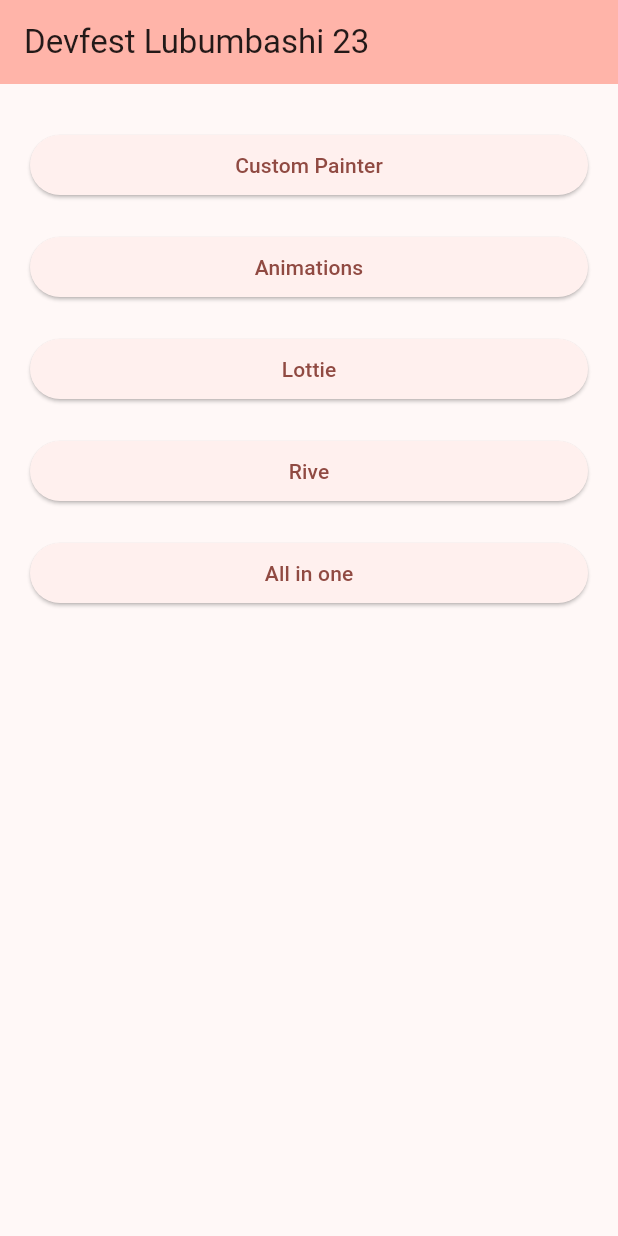
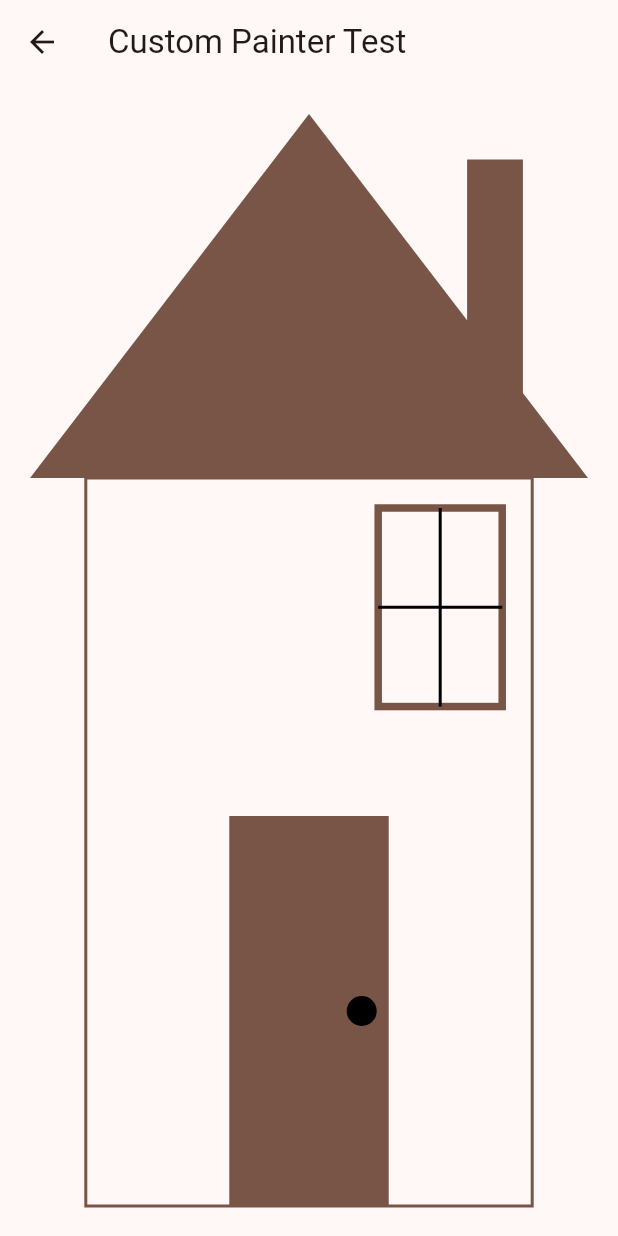
Before and after one commit to lyabs243/devfest-lubumbashi-2023, a Flutter app: the screen it shows after launch, after a tap on "Custom Painter", on a phone screen of 412 x 824 dp. Run offline on Flutter 3.47's test engine with Material 3 defaults, Android fonts, the phone set to English and light mode, and no system bars.

Commit message:
Create custom painter test

```diff
--- /dev/null
+++ b/lib/custom_painter.dart
@@ -0,0 +1,159 @@
+import 'package:devfest_lushi_2023/utils.dart';
+import 'package:flutter/material.dart';
+
+class CustomPainterTest extends StatelessWidget {
+
+  const CustomPainterTest({Key? key}) : super(key: key);
+
+  @override
+  Widget build(BuildContext context) {
+    return Scaffold(
+      appBar: AppBar(title: const Text('Custom Painter Test')),
+      body: Container(
+        width: MediaQuery.of(context).size.width,
+        height: MediaQuery.of(context).size.height,
+        padding: const EdgeInsets.all(pagePadding),
+        child: const HousePaint(),
+      ),
+    );
+  }
+
+}
+
+class HousePaint extends StatelessWidget {
+  const HousePaint({Key? key}) : super(key: key);
+
+  @override
+  Widget build(BuildContext context) {
+    return CustomPaint(
+      painter: HousePainter(),
+    );
+  }
+}
+
+class HousePainter extends CustomPainter {
+
+  @override
+  void paint(Canvas canvas, Size size) {
+    // the roof
+    final paintRoof = Paint()
+      ..color = Colors.brown
+      ..strokeWidth = 2
+      ..style = PaintingStyle.fill;
+
+    double roofHeight = size.height / 3;
+    final path = Path()
+      ..moveTo(0, roofHeight)
+      ..lineTo(size.width / 2, 0)
+      ..lineTo(size.width, roofHeight)
+      ..close();
+
+    canvas.drawPath(path, paintRoof);
+
+    // the chimney (la cheminée)
+    final paintChimney = Paint()
+      ..color = Colors.brown
+      ..strokeWidth = 2
+      ..style = PaintingStyle.fill;
+
+    double chimneyWidth = size.width / 10;
+    double chimneyHeight = size.height / 4;
+    double chimneyCenterX = size.width / 1.2;
+    double chimneyCenterY = roofHeight / 2;
+
+    canvas.drawRect(
+        Rect.fromCenter(
+          center: Offset(chimneyCenterX, chimneyCenterY),
+          width: chimneyWidth,
+          height: chimneyHeight,
+        ),
+        paintChimney
+    );
+
+    // the house
+    final paintHouse = Paint()
+      ..color = Colors.brown
+      ..strokeWidth = 2
+      ..style = PaintingStyle.stroke;
+
+    double paddingFromRoof = size.width / 10;
+    final pathHouse = Path()
+      ..moveTo(paddingFromRoof, roofHeight)
+      ..lineTo(paddingFromRoof, size.height)
+      ..lineTo(size.width - paddingFromRoof, size.height)
+      ..lineTo(size.width - paddingFromRoof, roofHeight)
+      ..close();
+
+    canvas.drawPath(pathHouse, paintHouse);
+
+    // the door
+    final paintDoor = Paint()
+      ..color = Colors.brown
+      ..strokeWidth = 2
+      ..style = PaintingStyle.fill;
+
+    double doorWidth = size.width / 3.5;
+    double doorHeight = size.height / 2.8;
+    double doorCenterX = size.width / 2;
+    double doorCenterY = size.height - doorHeight / 2;
+
+    canvas.drawRect(
+      Rect.fromCenter(
+        center: Offset(doorCenterX, doorCenterY),
+        width: doorWidth,
+        height: doorHeight,
+      ),
+      paintDoor
+    );
+
+    // the door knob (la poignée de la porte)
+    final paintDoorKnob = Paint()
+      ..color = Colors.black
+      ..strokeWidth = 2
+      ..style = PaintingStyle.fill;
+
+    double doorKnobRadius = 10;
+    canvas.drawCircle(Offset(size.width / 2 + doorWidth / 2 - (doorKnobRadius + 8), size.height - doorHeight / 2), doorKnobRadius, paintDoorKnob);
+
+    // the window
+    final paintWindow = Paint()
+      ..color = Colors.brown
+      ..strokeWidth = 5
+      ..style = PaintingStyle.stroke;
+    double windowWidth = size.width / 4.5;
+    double windowHeight = size.height / 5.5;
+
+    canvas.drawRect(
+      Rect.fromCenter(
+        center: Offset(size.width - paddingFromRoof - 20 - (windowWidth / 2), roofHeight + 20 + (windowHeight / 2)),
+        width: windowWidth,
+        height: windowHeight,
+      ),
+      paintWindow
+    );
+
+    // the window panes (les carreaux de la fenêtre)
+    final paintWindowPanes = Paint()
+      ..color = Colors.black
+      ..strokeWidth = 2
+      ..style = PaintingStyle.stroke;
+
+    canvas.drawLine(
+      Offset(size.width - paddingFromRoof - 20 - (windowWidth / 2), roofHeight + 20),
+      Offset(size.width - paddingFromRoof - 20 - (windowWidth / 2), roofHeight + 20 + windowHeight),
+      paintWindowPanes
+    );
+
+    canvas.drawLine(
+      Offset(size.width - paddingFromRoof - 20 - (windowWidth / 2) - (windowWidth / 2), roofHeight + 20 + (windowHeight / 2)),
+      Offset(size.width - paddingFromRoof - 20 - (windowWidth / 2) + (windowWidth / 2), roofHeight + 20 + (windowHeight / 2)),
+      paintWindowPanes
+    );
+
+
+  }
+
+  @override
+  bool shouldRepaint(covariant CustomPainter oldDelegate) => false;
+
+}
--- a/lib/main.dart
+++ b/lib/main.dart
@@ -1,4 +1,6 @@
 import 'package:devfest_lushi_2023/components/app_button.dart';
+import 'package:devfest_lushi_2023/custom_painter.dart';
+import 'package:devfest_lushi_2023/utils.dart';
 import 'package:flutter/material.dart';
 
 void main() {
@@ -43,12 +45,18 @@ class _MyHomePageState extends State<MyHomePage> {
       ),
       body: SingleChildScrollView(
         child: Padding(
-          padding: const EdgeInsets.all(20),
+          padding: const EdgeInsets.all(pagePadding),
           child: Column(
             children: [
               AppButton(
                 text: 'Custom Painter',
-                onPressed: () {},
+                onPressed: () {
+                  Navigator.of(context).push(
+                    MaterialPageRoute(
+                      builder: (context) => const CustomPainterTest(),
+                    )
+                  );
+                },
               ),
               AppButton(
                 text: 'Animations',
--- /dev/null
+++ b/lib/utils.dart
@@ -0,0 +1 @@
+const pagePadding = 20.0;
```
